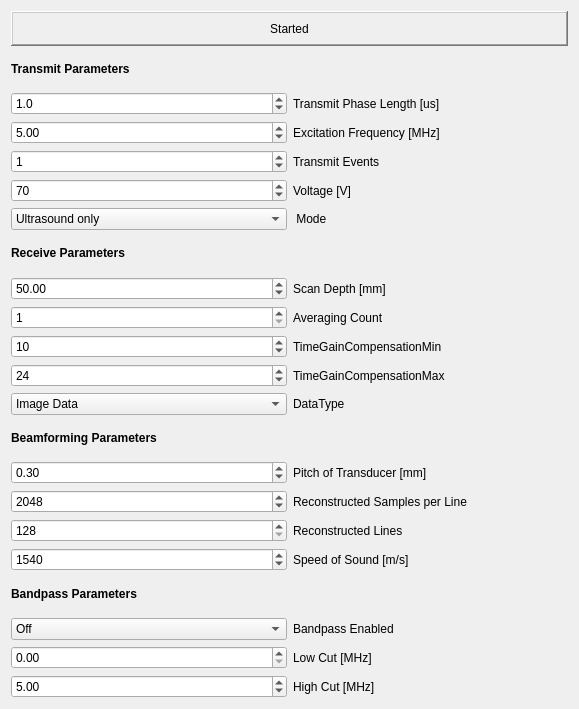
Old version of the form Modules/USUI/Qmitk/QmitkUSControlsCustomDiPhASDeviceWidget.ui in the repository MITK/MITK.
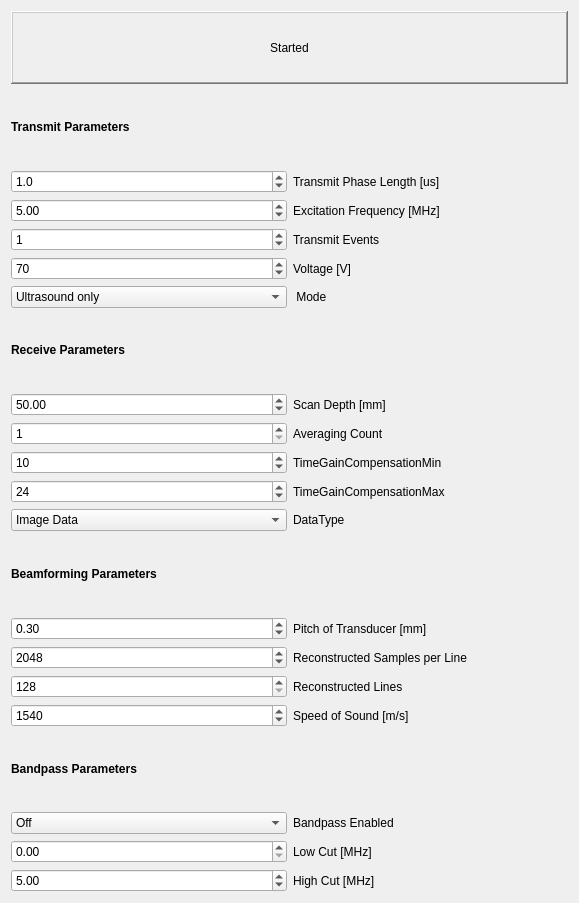
New version of the form.

Commit message: T19855 -the beamformed now displays correctly; to achieve this I modified the mitkUSDevice base class as it never updated the pixeltype -the GUI display is now activated -no more crashes when changing data types

Diff of the .ui file:
```diff
--- a/Modules/USUI/Qmitk/QmitkUSControlsCustomDiPhASDeviceWidget.ui
+++ b/Modules/USUI/Qmitk/QmitkUSControlsCustomDiPhASDeviceWidget.ui
@@ -7,7 +7,7 @@
     <x>0</x>
     <y>0</y>
     <width>579</width>
-    <height>709</height>
+    <height>903</height>
    </rect>
   </property>
   <property name="windowTitle">
```
The commit also changes 5 other files.
